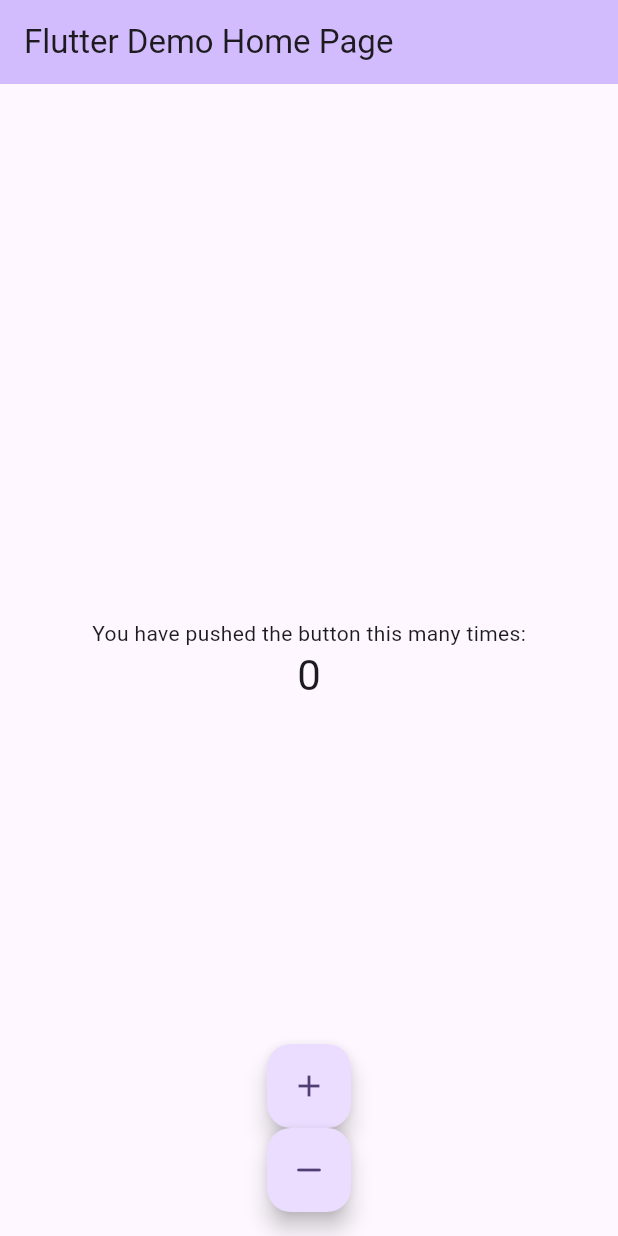
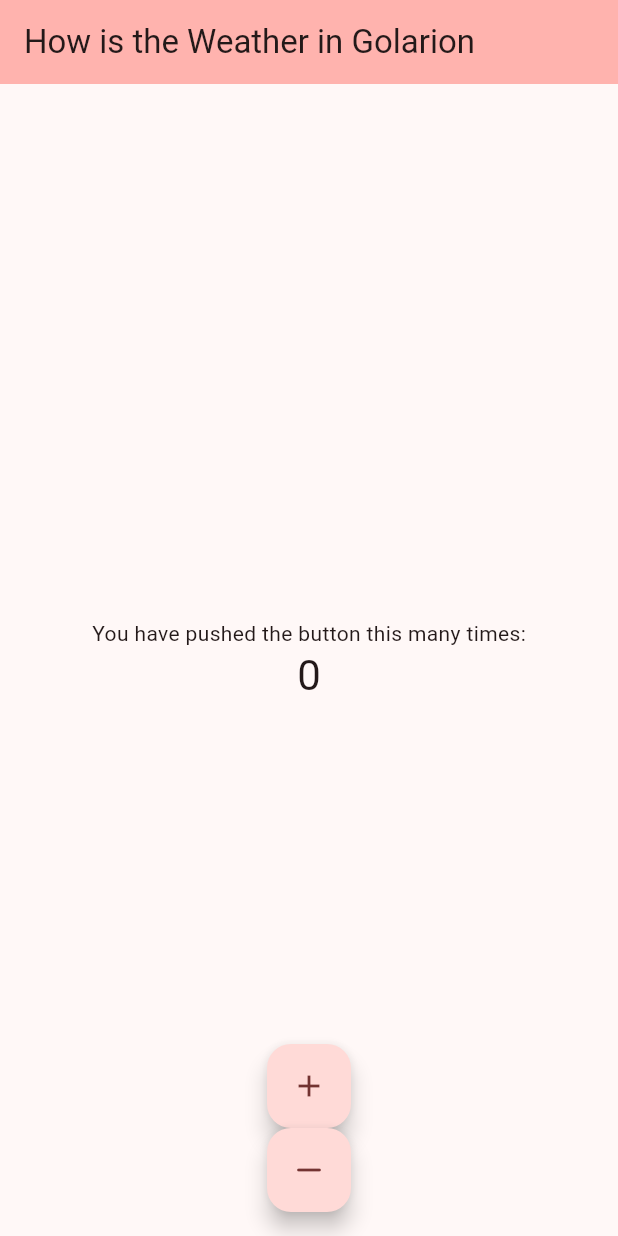
Before and after one commit to ChristopherLeidich/D20Weather, a Flutter app: the screen it shows after launch, on a phone screen of 412 x 824 dp. Run offline on Flutter 3.47's test engine with Material 2 defaults, Android fonts, the phone set to English and light mode, and no system bars.

Commit message:
This is a test Message

```diff
--- a/lib/main.dart
+++ b/lib/main.dart
@@ -11,7 +11,7 @@ class MyApp extends StatelessWidget {
   @override
   Widget build(BuildContext context) {
     return MaterialApp(
-      title: 'Flutter Demo',
+      title: 'Weather App',
       theme: ThemeData(
         // This is the theme of your application.
         //
@@ -28,10 +28,10 @@ class MyApp extends StatelessWidget {
         //
         // This works for code too, not just values: Most code changes can be
         // tested with just a hot reload.
-        colorScheme: ColorScheme.fromSeed(seedColor: Colors.deepPurple),
+        colorScheme: ColorScheme.fromSeed(seedColor: Colors.redAccent),
         useMaterial3: true,
       ),
-      home: const MyHomePage(title: 'Flutter Demo Home Page'),
+      home: const MyHomePage(title: 'How is the Weather in Golarion'),
     );
   }
 }
@@ -128,7 +128,7 @@ class _MyHomePageState extends State<MyHomePage> {
               FloatingActionButton(
                 onPressed: _incrementCounter,
                 hoverColor: Colors.orange,
-                splashColor: Colors.purple,
+                splashColor: Colors.deepPurple,
                 tooltip: 'Increment',
                 child: const Icon(Icons.add),
               ),
```
